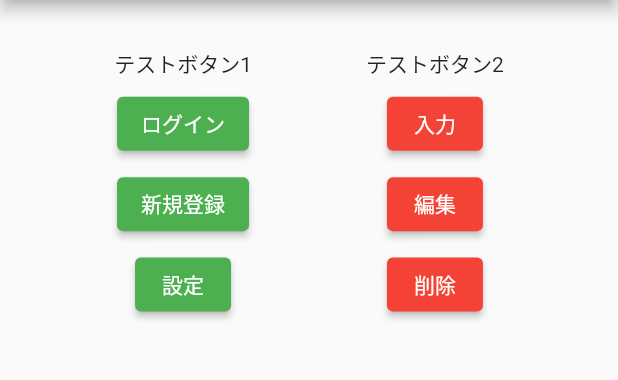
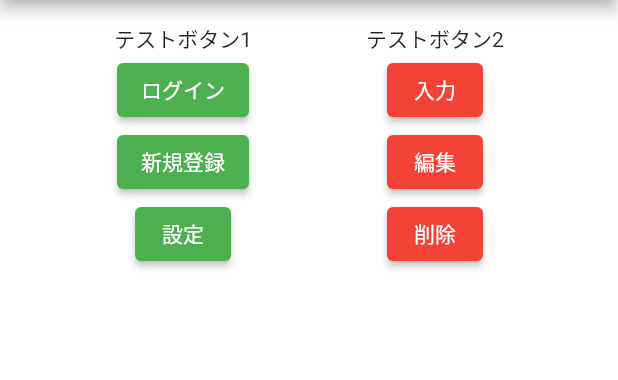
Before and after one commit to kanagoon/flutter_practice, a Flutter app: the screen it shows after launch, on a phone screen of 412 x 824 dp, the part 84-464 px from its top. Run offline on Flutter 3.47's test engine with Material 2 defaults, Android fonts, the phone set to English and light mode, and no system bars.

Commit message:
「準備」の解答例

```diff
--- a/lib/main.dart
+++ b/lib/main.dart
@@ -1,4 +1,5 @@
 import 'package:flutter/material.dart';
+import 'package:flutter_practice/sample_answers/preliminary_page.dart';
 import 'pages/preliminary_page.dart';
 
 void main() {
@@ -15,7 +16,8 @@ class PracticeApp extends StatelessWidget {
         primarySwatch: Colors.blue,
       ),
       // ここで最初に表示する画面を変更
-      home: const PreliminaryPage(),
+      // home: const PreliminaryPage(),
+      home: const AnswerPreliminaryPage(),
     );
   }
 }
--- /dev/null
+++ b/lib/sample_answers/preliminary_page.dart
@@ -0,0 +1,82 @@
+import 'package:flutter/material.dart';
+
+// 準備
+
+// データ・状態を保持しておく必要がないのでStatelessWidgetを使用
+class AnswerPreliminaryPage extends StatelessWidget {
+  const AnswerPreliminaryPage({Key? key}) : super(key: key);
+
+  @override
+  Widget build(BuildContext context) {
+    // Scaffold: 1つの画面の土台となるWidget
+    return Scaffold(
+      backgroundColor: Colors.white, // 背景色
+      appBar: AppBar(
+        title: const Text(
+          "Flutter Practice",
+        ),
+      ),
+      body: Row(
+        mainAxisAlignment: MainAxisAlignment.spaceEvenly, // 空きスペースを均等に配置
+        children: [
+          Column(
+            children: [
+              const SizedBox(height: 15), // 上に空白のスペース
+              const Text("テストボタン1"),
+              ElevatedButton(
+                onPressed: () {
+                  // ここに押した際の動作を書く
+                },
+                style: ElevatedButton.styleFrom(
+                  primary: Colors.green,
+                ),
+                child: const Text("ログイン"),
+              ),
+              ElevatedButton(
+                onPressed: () {},
+                style: ElevatedButton.styleFrom(
+                  primary: Colors.green,
+                ),
+                child: const Text("新規登録"),
+              ),
+              ElevatedButton(
+                onPressed: () {},
+                style: ElevatedButton.styleFrom(
+                  primary: Colors.green,
+                ),
+                child: const Text("設定"),
+              ),
+            ],
+          ),
+          Column(
+            children: [
+              const SizedBox(height: 15), // 上に空白のスペース
+              const Text("テストボタン2"),
+              ElevatedButton(
+                onPressed: () {},
+                style: ElevatedButton.styleFrom(
+                  primary: Colors.red,
+                ),
+                child: const Text("入力"),
+              ),
+              ElevatedButton(
+                onPressed: () {},
+                style: ElevatedButton.styleFrom(
+                  primary: Colors.red,
+                ),
+                child: const Text("編集"),
+              ),
+              ElevatedButton(
+                onPressed: () {},
+                style: ElevatedButton.styleFrom(
+                  primary: Colors.red,
+                ),
+                child: const Text("削除"),
+              ),
+            ],
+          ),
+        ],
+      ),
+    );
+  }
+}
```
